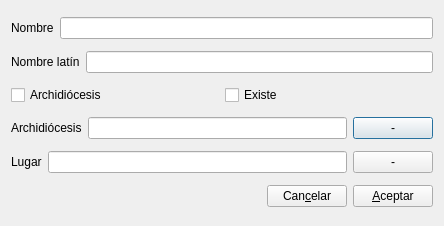
rogorido/qtpredicadores, file gui/dlgnuevadiocesis.ui: the form before one commit.
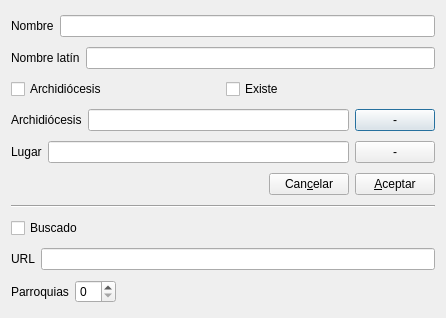
The form after the commit. Custom widgets are drawn as their Qt base class.

Commit message: Añadir campos para hacer un QJsonObject con datos de la diócesis

Diff of the .ui file:
```diff
--- a/gui/dlgnuevadiocesis.ui
+++ b/gui/dlgnuevadiocesis.ui
@@ -6,8 +6,8 @@
    <rect>
     <x>0</x>
     <y>0</y>
-    <width>444</width>
-    <height>226</height>
+    <width>446</width>
+    <height>318</height>
    </rect>
   </property>
   <property name="windowTitle">
@@ -133,6 +133,64 @@
      </item>
     </layout>
    </item>
+   <item>
+    <widget class="Line" name="line">
+     <property name="frameShadow">
+      <enum>QFrame::Sunken</enum>
+     </property>
+     <property name="orientation">
+      <enum>Qt::Horizontal</enum>
+     </property>
+    </widget>
+   </item>
+   <item>
+    <widget class="QCheckBox" name="ckBuscado">
+     <property name="text">
+      <string>Buscado</string>
+     </property>
+    </widget>
+   </item>
+   <item>
+    <layout class="QHBoxLayout" name="horizontalLayout_7">
+     <item>
+      <widget class="QLabel" name="label_5">
+       <property name="text">
+        <string>URL</string>
+       </property>
+      </widget>
+     </item>
+     <item>
+      <widget class="myQLineEdit" name="txtURL"/>
+     </item>
+    </layout>
+   </item>
+   <item>
+    <layout class="QHBoxLayout" name="horizontalLayout_8">
+     <item>
+      <widget class="QLabel" name="label_6">
+       <property name="text">
+        <string>Parroquias</string>
+       </property>
+      </widget>
+     </item>
+     <item>
+      <widget class="QSpinBox" name="spParroquias"/>
+     </item>
+     <item>
+      <spacer name="horizontalSpacer_2">
+       <property name="orientation">
+        <enum>Qt::Horizontal</enum>
+       </property>
+       <property name="sizeHint" stdset="0">
+        <size>
+         <width>40</width>
+         <height>20</height>
+        </size>
+       </property>
+      </spacer>
+     </item>
+    </layout>
+   </item>
   </layout>
  </widget>
  <customwidgets>
```
